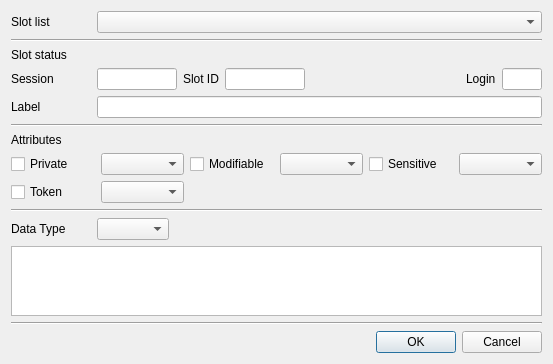
jykim74/CryptokiMan, file CryptokiMan/create_data_dlg.ui: the form before one commit.
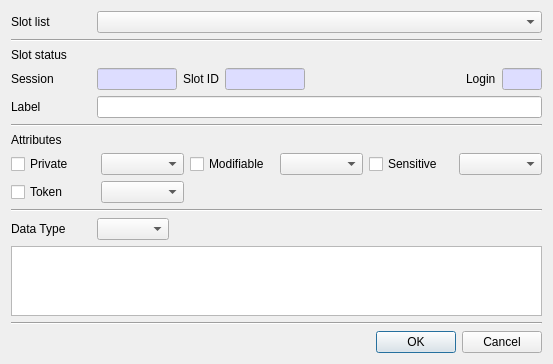
The form after the commit.

Commit message: Read Only 입력창 색지정

What changed in the file:
```diff
--- a/CryptokiMan/create_data_dlg.ui
+++ b/CryptokiMan/create_data_dlg.ui
@@ -78,6 +78,46 @@
          <height>16777215</height>
         </size>
        </property>
+       <property name="palette">
+        <palette>
+         <active>
+          <colorrole role="Base">
+           <brush brushstyle="SolidPattern">
+            <color alpha="255">
+             <red>221</red>
+             <green>221</green>
+             <blue>255</blue>
+            </color>
+           </brush>
+          </colorrole>
+         </active>
+         <inactive>
+          <colorrole role="Base">
+           <brush brushstyle="SolidPattern">
+            <color alpha="255">
+             <red>221</red>
+             <green>221</green>
+             <blue>255</blue>
+            </color>
+           </brush>
+          </colorrole>
+         </inactive>
+         <disabled>
+          <colorrole role="Base">
+           <brush brushstyle="SolidPattern">
+            <color alpha="255">
+             <red>240</red>
+             <green>240</green>
+             <blue>240</blue>
+            </color>
+           </brush>
+          </colorrole>
+         </disabled>
+        </palette>
+       </property>
+       <property name="readOnly">
+        <bool>true</bool>
+       </property>
       </widget>
      </item>
      <item row="0" column="6">
@@ -94,6 +134,46 @@
          <height>16777215</height>
         </size>
        </property>
+       <property name="palette">
+        <palette>
+         <active>
+          <colorrole role="Base">
+           <brush brushstyle="SolidPattern">
+            <color alpha="255">
+             <red>221</red>
+             <green>221</green>
+             <blue>255</blue>
+            </color>
+           </brush>
+          </colorrole>
+         </active>
+         <inactive>
+          <colorrole role="Base">
+           <brush brushstyle="SolidPattern">
+            <color alpha="255">
+             <red>221</red>
+             <green>221</green>
+             <blue>255</blue>
+            </color>
+           </brush>
+          </colorrole>
+         </inactive>
+         <disabled>
+          <colorrole role="Base">
+           <brush brushstyle="SolidPattern">
+            <color alpha="255">
+             <red>240</red>
+             <green>240</green>
+             <blue>240</blue>
+            </color>
+           </brush>
+          </colorrole>
+         </disabled>
+        </palette>
+       </property>
+       <property name="readOnly">
+        <bool>true</bool>
+       </property>
       </widget>
      </item>
      <item row="0" column="3">
@@ -104,6 +184,46 @@
          <height>16777215</height>
         </size>
        </property>
+       <property name="palette">
+        <palette>
+         <active>
+          <colorrole role="Base">
+           <brush brushstyle="SolidPattern">
+            <color alpha="255">
+             <red>221</red>
+             <green>221</green>
+             <blue>255</blue>
+            </color>
+           </brush>
+          </colorrole>
+         </active>
+         <inactive>
+          <colorrole role="Base">
+           <brush brushstyle="SolidPattern">
+            <color alpha="255">
+             <red>221</red>
+             <green>221</green>
+             <blue>255</blue>
+            </color>
+           </brush>
+          </colorrole>
+         </inactive>
+         <disabled>
+          <colorrole role="Base">
+           <brush brushstyle="SolidPattern">
+            <color alpha="255">
+             <red>240</red>
+             <green>240</green>
+             <blue>240</blue>
+            </color>
+           </brush>
+          </colorrole>
+         </disabled>
+        </palette>
+       </property>
+       <property name="readOnly">
+        <bool>true</bool>
+       </property>
       </widget>
      </item>
      <item row="0" column="0">
```
The commit also changes 22 other files.
